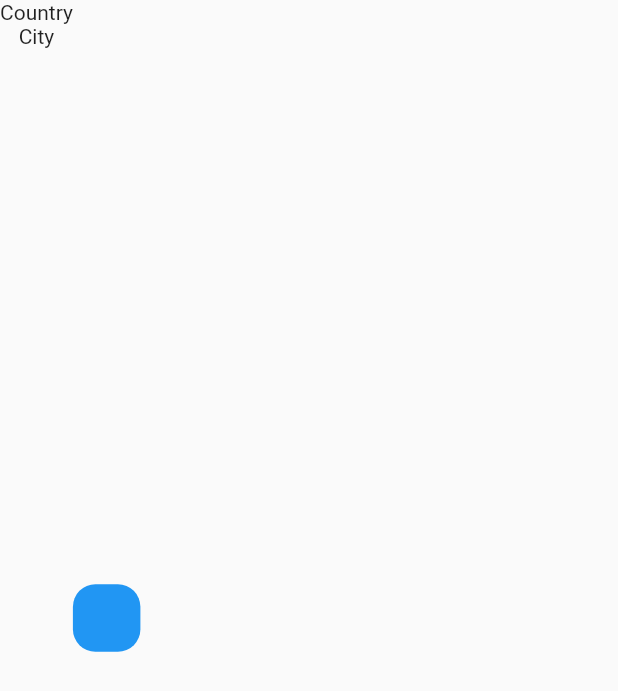
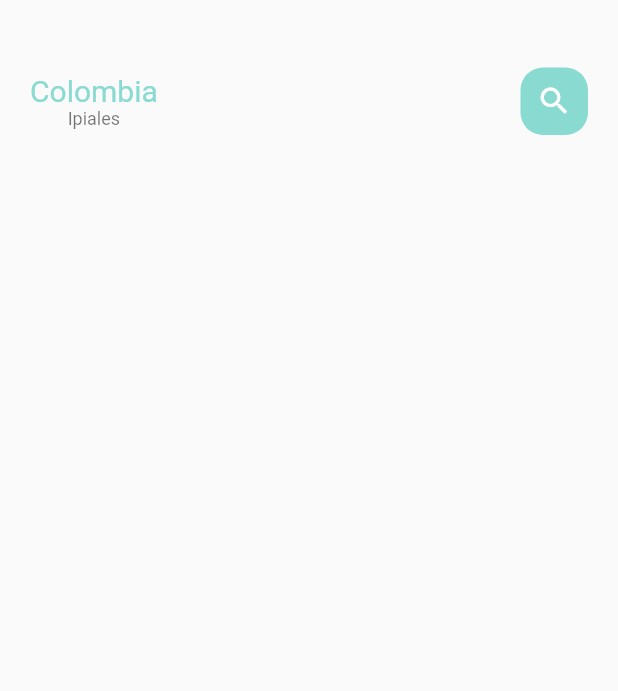
Before and after one commit to crisdevcode/ecommerce-mobile, a Flutter app: the screen it shows after launch, on a phone screen of 412 x 824 dp. Shown: the top 691 px of the screen. Run offline on Flutter 3.47's test engine with Material 2 defaults, Android fonts, the phone set to English and light mode, and no system bars; our stand-ins replace google_fonts.

Commit message:
add: [main food pag] - header

```diff
--- a/lib/home/main_food_page.dart
+++ b/lib/home/main_food_page.dart
@@ -1,4 +1,7 @@
+import 'package:delivery_ecommerce/widgets/big_text.dart';
+import 'package:delivery_ecommerce/widgets/small_text.dart';
 import 'package:flutter/material.dart';
+import 'package:delivery_ecommerce/utils/colors.dart';
 
 class MainFoodPage extends StatefulWidget {
   const MainFoodPage({Key? key}) : super(key: key);
@@ -11,25 +14,35 @@ class _MainFoodPageState extends State<MainFoodPage> {
   @override
   Widget build(BuildContext context) {
     return Scaffold(
-      body: Container(
+      body: Column(
+        children: [
+          Container(
+            margin: const EdgeInsets.only(top: 45, bottom: 15),
+            padding: const EdgeInsets.only(left: 20, right: 20),
             child: Row(
+              mainAxisAlignment: MainAxisAlignment.spaceBetween,
               children: [
                 Column(
                   children: [
-                Text('Country'),
-                Text('City'),
+                    BigText(text: 'Colombia', color: AppColors.mainColor),
+                    SmallText(text: 'Ipiales', color: Colors.black54),
                   ],
                 ),
-            Container(
+                Center(
+                  child: Container(
                     width: 45,
                     height: 45,
                     decoration: BoxDecoration(
                       borderRadius: BorderRadius.circular(15),
-                color: Colors.blue
+                      color: AppColors.mainColor
+                    ),
+                    child: const Icon(Icons.search, color: Colors.white),
                   ),
                 )
               ],
             ),
+          ),
+        ],
       )
     );
   }
```
Also changed, not shown: pubspec.lock, 1 other file. Lines whose indentation alone changed are shown as unchanged.
